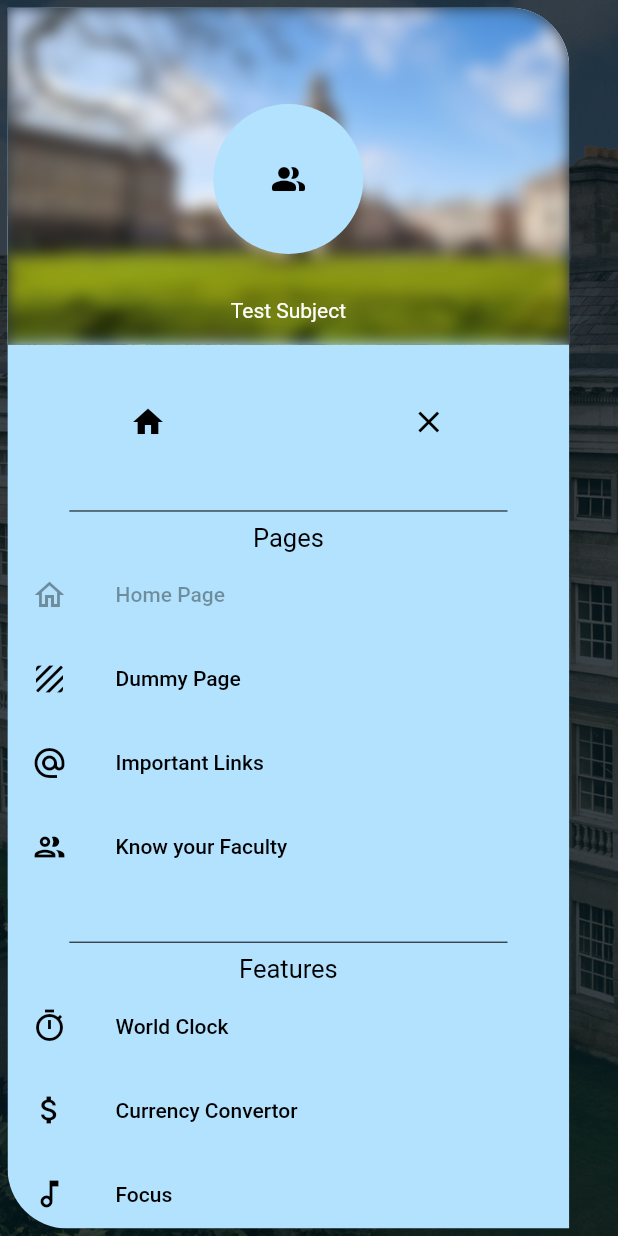
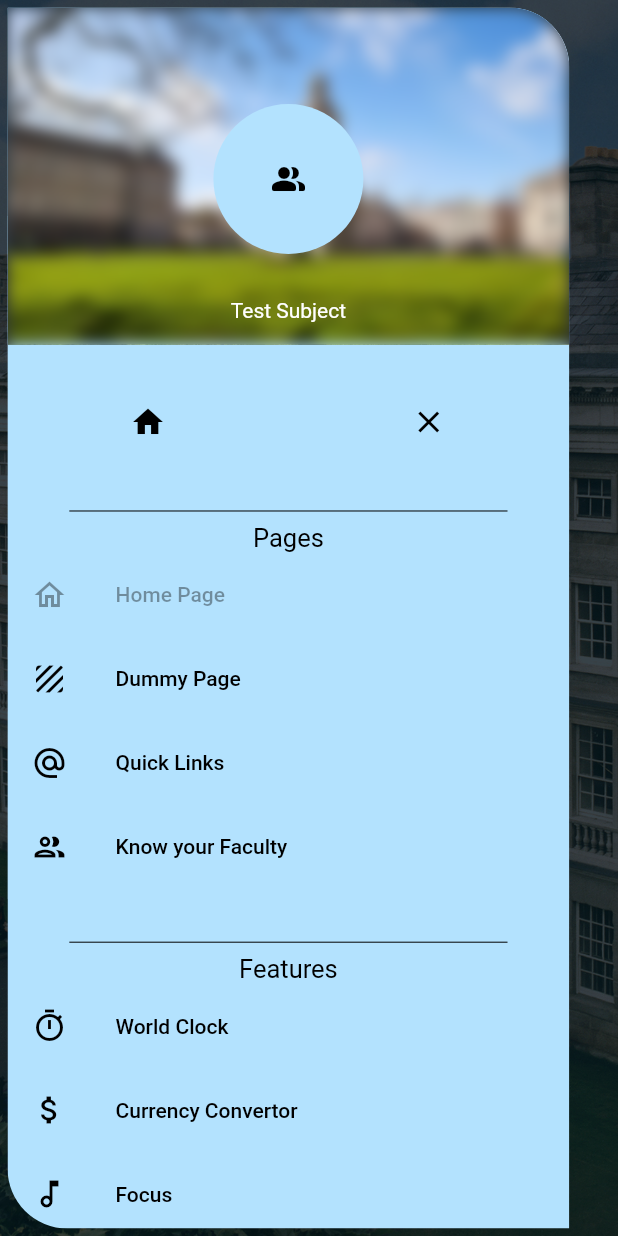
Before and after one commit to muditgarg48/candle_in_dark, a Flutter app: the screen it shows after launch, with the side drawer open, on a phone screen of 412 x 824 dp. Run offline on Flutter 3.47's test engine with Material 2 defaults, Android fonts, the phone set to English and light mode, and no system bars; drawn by our look-alikes of animated_text_kit; our stand-ins replace analog_clock, audioplayers, banner_carousel, cached_network_image, concentric_transition, firebase_core and 5 more; missing offline and left inert: currency_picker, curved_drawer_fork, expand_widget, frankfurter, quds_ui_kit; accounts and stored records are empty.

Commit message:
Renaming of Important Links page

```diff
--- a/lib/global_values.dart
+++ b/lib/global_values.dart
@@ -56,7 +56,7 @@ var pages = <Map<String, dynamic>>[
     'route_name': 'imp_links',
     'route': (context) => const ImpLinksPage(),
     'class': const ImpLinksPage(),
-    'labelName': "Important Links",
+    'labelName': "Quick Links",
     'active_icon': Icons.alternate_email,
     'icon': Icons.alternate_email_sharp,
     'appBarTitle': "IMPORTANT LINKS",
```
